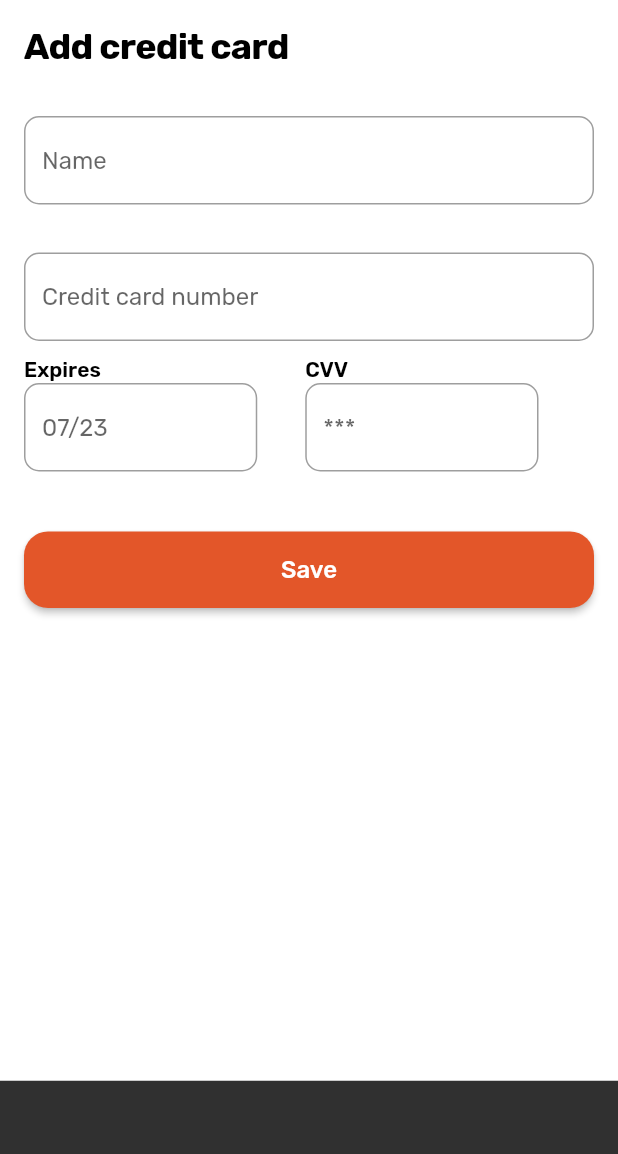
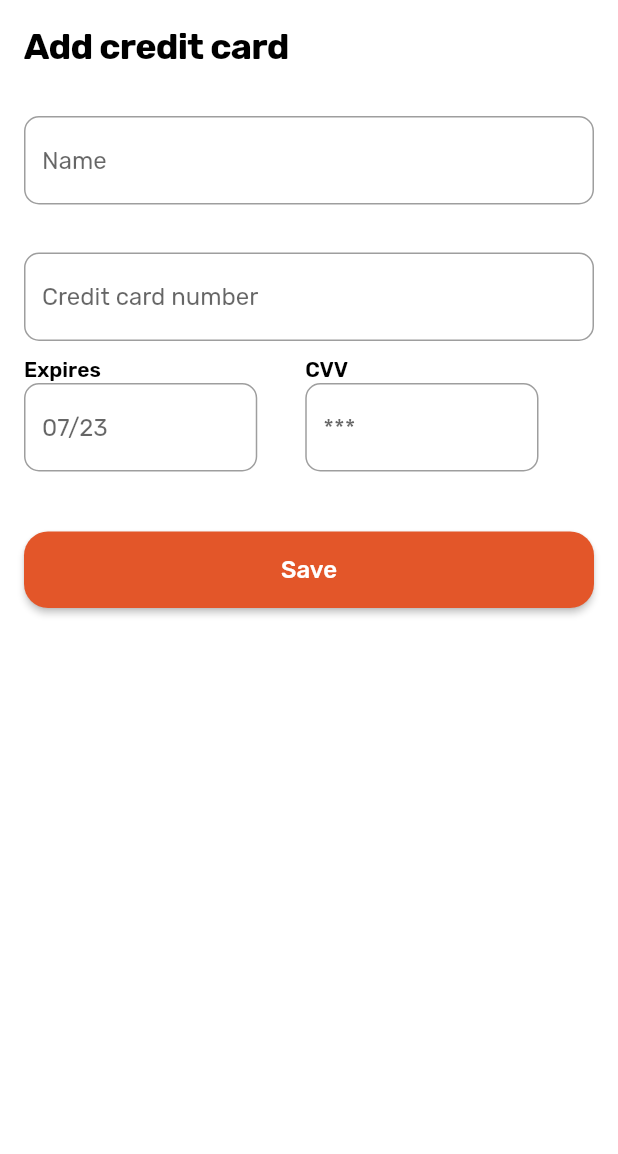
Before and after one commit to josephmangmang/OJT-Course-EdTech-Mobile-App, a Flutter app: the AddCreditCardView screen opened directly with empty values, after a tap on "Save", on a phone screen of 412 x 824 dp, the part 82-1236 px from its top. Run offline on Flutter 3.47's test engine with Material 2 defaults, Android fonts, the phone set to English and light mode, and no system bars; our stand-ins replace cached_network_image, cloud_firestore, dartz, firebase_auth, firebase_core, flutter_svg and 7 more; missing offline and left inert: dart:ffi; accounts and stored records are empty.

Commit message:
implement credit Card

```diff
--- a/lib/repository/course_repository_impl.dart
+++ b/lib/repository/course_repository_impl.dart
@@ -17,7 +17,7 @@ class CourseRepositoryImpl extends CourseRepository {
 
     // O(n)
     final result = await q.get().then((snap) => snap.docs.map((doc) => Course.fromJson(doc.data())).toList());
-
+    print(result);
     if (query.isNotEmpty) {
       return result.where((course) => course.title.toLowerCase().contains(query.toLowerCase())).toList();
     }
--- a/lib/services/repository_service.dart
+++ b/lib/services/repository_service.dart
@@ -17,13 +17,11 @@ abstract class RepositoryService {
 
   Future<Either<AppException, None>> addCourseToCart(String courseId);
 
-  Future<Either<AppException, bool>> isCourseCart(String courseId);
-
   Future<List<Course>> getUserCourses();
 
-  Future<Either<AppException, None>> buyCourse(String? courseId);
+  Future<Either<AppException, None>> buyCourse(String courseId);
 
-  Future<List<CreditCard>> getCreditCard();
+  Future<Either<AppException, CreditCard>> getCreditCard();
 
   Future<Either<AppException, None>> addCreditCard(String name, String cardNumber, String expireDate, String cvv, String paymentMethod);
 }
--- a/lib/ui/common/app_strings.dart
+++ b/lib/ui/common/app_strings.dart
@@ -5,4 +5,5 @@ String searchText = "";
 String appBarTitle = "";
 String currentUserId = "";
 String itemId = "";
+String courseId = "";
 int homeIndex = 0;
--- a/lib/ui/common/firebase_constants.dart
+++ b/lib/ui/common/firebase_constants.dart
@@ -6,6 +6,7 @@ class FirebaseConstants {
   static const purchaseCourses = "purchaseCourses";
   static const cartCourses = "cartCourses";
   static const category = "category";
+  static const purchaseCoursesPrice = "purchaseCoursesPrice";
 
   static const Set<String> categories = {
     "Java",
--- a/lib/ui/views/add_credit_card/add_credit_card_view.dart
+++ b/lib/ui/views/add_credit_card/add_credit_card_view.dart
@@ -18,14 +18,13 @@ class AddCreditCardView extends StackedView<AddCreditCardViewModel> {
     return Scaffold(
       backgroundColor: Colors.white,
       body: SafeArea(
-        child: Expanded(
         child: Column(
           crossAxisAlignment: CrossAxisAlignment.start,
           children: [
             CustomAppBar(title: 'Payment'),
             const SizedBox(height: 16),
-              const Padding(
-                padding: EdgeInsets.symmetric(horizontal: 16),
+            Padding(
+              padding: const EdgeInsets.symmetric(horizontal: 16),
               child: Text(
                 'Add credit card',
                 style: TextStyle(
@@ -185,17 +184,21 @@ class AddCreditCardView extends StackedView<AddCreditCardViewModel> {
               title: "Save",
               onClick: () {
                 viewModel.save(paymentMethod);
-                  })
+              },
+            ),
           ],
-          ),
         ),
       ),
     );
   }
 
   @override
-  AddCreditCardViewModel viewModelBuilder(
-    BuildContext context,
-  ) =>
+  AddCreditCardViewModel viewModelBuilder(BuildContext context) =>
       AddCreditCardViewModel();
+
+  @override
+  void onViewModelReady(AddCreditCardViewModel viewModel) {
+    viewModel.init();
+    super.onViewModelReady(viewModel);
   }
+}
--- a/lib/ui/views/add_credit_card/add_credit_card_viewmodel.dart
+++ b/lib/ui/views/add_credit_card/add_credit_card_viewmodel.dart
@@ -1,4 +1,6 @@
 import 'package:edtechapp/app/app.router.dart';
+import 'package:edtechapp/model/credit_card.dart';
+import 'package:edtechapp/ui/common/app_temp.dart';
 import 'package:flutter/cupertino.dart';
 import 'package:flutter/material.dart';
 import 'package:intl/intl.dart';
@@ -9,16 +11,21 @@ import '../../../app/app.locator.dart';
 import '../../../services/repository_service.dart';
 
 class AddCreditCardViewModel extends BaseViewModel {
-  final nameController = TextEditingController();
-  final cardNumberController = TextEditingController();
-  final expireDate = TextEditingController();
-  final cvvController = TextEditingController();
+  TextEditingController nameController = TextEditingController();
+  TextEditingController cardNumberController = TextEditingController();
+  TextEditingController expireDate = TextEditingController();
+  TextEditingController cvvController = TextEditingController();
   String selectedPaymentMethod = "";
+  bool existingCreditCard = false;
   final _navigationService = locator<NavigationService>();
   final _repositoryService = locator<RepositoryService>();
   final _snackBarService = locator<SnackbarService>();
   DateTime? selectedDate;
 
+  late CreditCard creditCard;
+  init() async {
+    loadExistingCreditCard();
+  }
   void selectDate(BuildContext context) async {
     final DateTime? pickedDate = await showDatePicker(
       context: context,
@@ -50,8 +57,21 @@ class AddCreditCardViewModel extends BaseViewModel {
     response.fold((l) {
       _snackBarService.showSnackbar(message: l.message);
     }, (r) async {
-      _snackBarService.showSnackbar(message: r.toString());
-      _navigationService.replaceWithHomeView();
+      _navigationService.navigateToPaymentCheckoutView();
     });
   }
+
+  loadExistingCreditCard() async {
+    setBusy(true);
+    final response = await _repositoryService.getCreditCard();
+    response.fold((l) {
+      l.message;
+    }, (r) => creditCard = r);
+    nameController.text = creditCard.name;
+    cardNumberController.text = creditCard.cardNumber;
+    expireDate.text = creditCard.expireDate;
+    cvvController.text = creditCard.cvv;
+    print(response);
+    setBusy(false);
+  }
 }
--- a/lib/ui/views/project_detail/project_detail_viewmodel.dart
+++ b/lib/ui/views/project_detail/project_detail_viewmodel.dart
@@ -1,4 +1,7 @@
 import 'package:edtechapp/app/app.router.dart';
+import 'package:edtechapp/ui/common/app_strings.dart';
+import 'package:edtechapp/ui/common/app_temp.dart';
+import 'package:edtechapp/ui/views/payment_checkout/payment_checkout_viewmodel.dart';
 import 'package:stacked/stacked.dart';
 import 'package:stacked_services/stacked_services.dart';
 import '../../../app/app.locator.dart';
@@ -13,6 +16,7 @@ class ProjectDetailViewModel extends BaseViewModel {
   ProjectDetailViewModel(this.course);
 
   void purchase () {
-    _navigationService.navigateToPaymentAddedView();
+    AppTempConstant.tempCourse = course;
+    _navigationService.navigateToPaymentMethodsView();
   }
 }
```
Also changed, not shown: lib/services/repository_impl_service.dart (+32 -33 lines), lib/ui/views/payment_addded/payment_added_viewmodel.dart (+0 -16 lines), lib/ui/views/payment_checkout/payment_checkout_view.dart (+45 -33 lines), lib/ui/views/payment_checkout/payment_checkout_viewmodel.dart (+42 -3 lines), lib/ui/views/payment_methods/payment_methods_viewmodel.dart (+2 -10 lines), 1 other file. Lines whose indentation alone changed are shown as unchanged.
